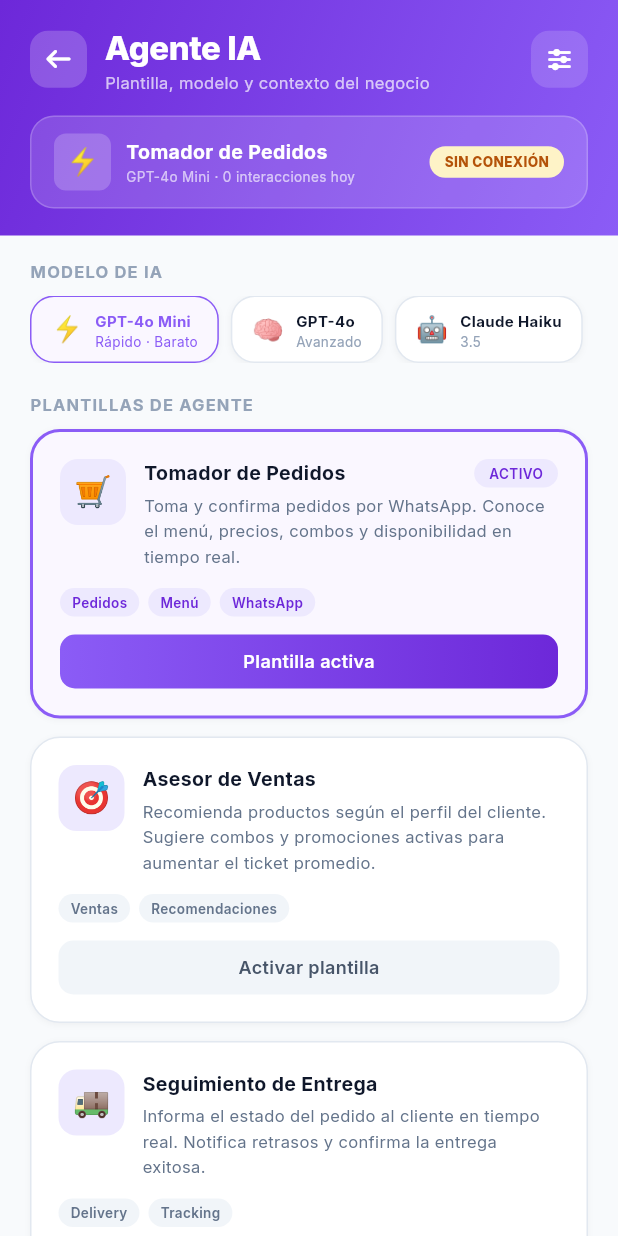
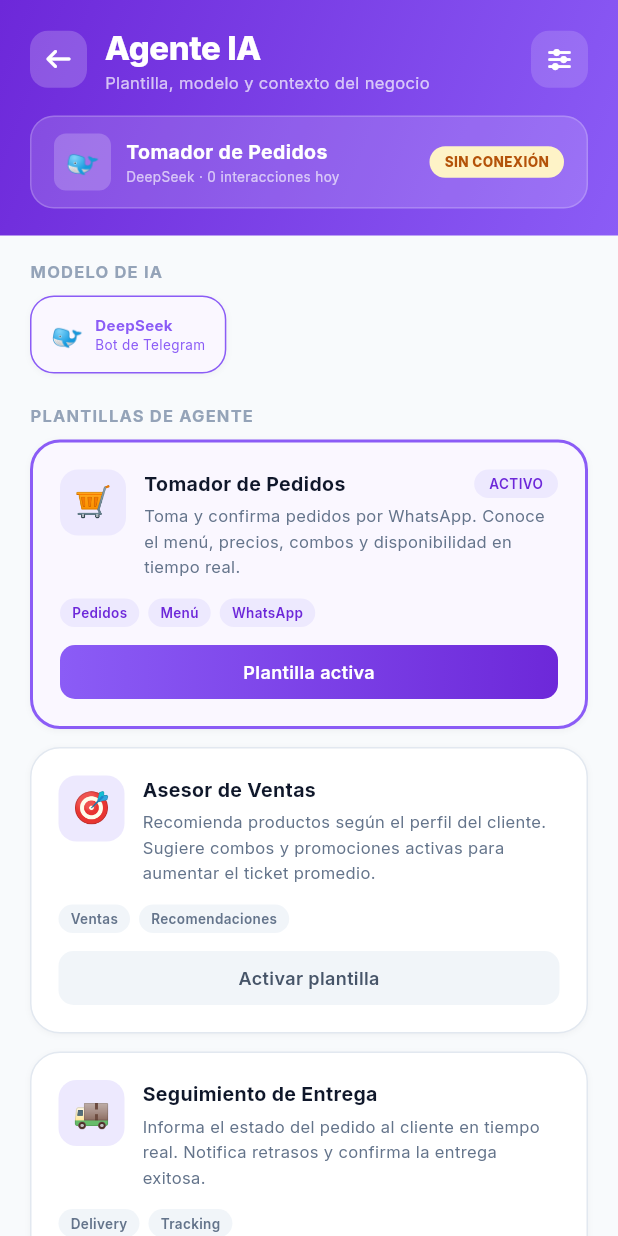
Before and after one commit to Curcolor/ProntoApp-, a Flutter app: the AgentesIaScreen screen opened directly, on a phone screen of 412 x 824 dp. Run offline on Flutter 3.47's test engine with Material 3 defaults, Android fonts, the phone set to English and light mode, and no system bars; our stand-ins replace flutter_svg, font_awesome_flutter, google_fonts, shared_preferences; accounts and stored records are empty; network calls fail.

Commit message:
fix(ia): corregir bottom overflow y cambiar a deepseek por defecto
- agentes_ia_screen.dart: cambiado el array de _modelos para tener a DeepSeek como unico disponible
- agentes_ia_screen.dart: altura del selector aumentada a 52px para evitar el overflow inferior de pixeles

```diff
--- a/lib/features/manager/screens/agentes_ia_screen.dart
+++ b/lib/features/manager/screens/agentes_ia_screen.dart
@@ -17,10 +17,7 @@ class _AgentesIaScreenState extends State<AgentesIaScreen> {
   int _modeloSeleccionado = 0;
 
   final List<Map<String, String>> _modelos = [
-    {'emoji': '⚡', 'nombre': 'GPT-4o Mini', 'desc': 'Rápido · Barato'},
-    {'emoji': '🧠', 'nombre': 'GPT-4o', 'desc': 'Avanzado'},
-    {'emoji': '🤖', 'nombre': 'Claude Haiku', 'desc': '3.5'},
-    {'emoji': '✨', 'nombre': 'Gemini Flash', 'desc': '1.5'},
+    {'emoji': '🐋', 'nombre': 'DeepSeek', 'desc': 'Bot de Telegram'},
   ];
 
   final List<Map<String, dynamic>> _plantillas = [
@@ -201,7 +198,7 @@ class _AgentesIaScreenState extends State<AgentesIaScreen> {
 
   Widget _buildModelSelector() {
     return SizedBox(
-      height: 45,
+      height: 52,
       child: ListView.separated(
         scrollDirection: Axis.horizontal,
         itemCount: _modelos.length,
```
